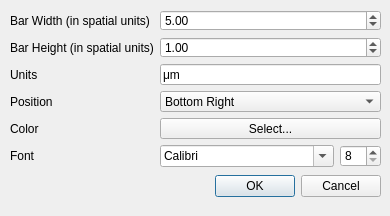
First picture: the form in scalebardialog.ui, repository VespucciProject/Vespucci, before the edit.
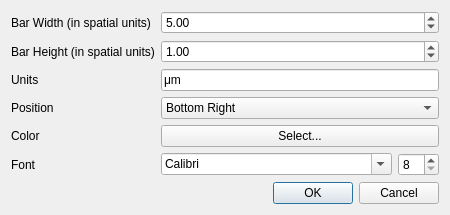
Second picture: the form after the edit.

Diff of the .ui file:
```diff
--- a/scalebardialog.ui
+++ b/scalebardialog.ui
@@ -7,41 +7,13 @@
     <x>0</x>
     <y>0</y>
     <width>390</width>
-    <height>216</height>
+    <height>202</height>
    </rect>
   </property>
   <property name="windowTitle">
    <string>Add Scale Bar</string>
   </property>
-  <widget class="QDialogButtonBox" name="buttonBox">
-   <property name="geometry">
-    <rect>
-     <x>40</x>
-     <y>170</y>
-     <width>341</width>
-     <height>32</height>
-    </rect>
-   </property>
-   <property name="orientation">
-    <enum>Qt::Horizontal</enum>
-   </property>
-   <property name="standardButtons">
-    <set>QDialogButtonBox::Cancel|QDialogButtonBox::Ok</set>
-   </property>
-  </widget>
-  <widget class="QWidget" name="formLayoutWidget">
-   <property name="geometry">
-    <rect>
-     <x>10</x>
-     <y>10</y>
-     <width>371</width>
-     <height>157</height>
-    </rect>
-   </property>
    <layout class="QFormLayout" name="formLayout">
-    <property name="fieldGrowthPolicy">
-     <enum>QFormLayout::AllNonFixedFieldsGrow</enum>
-    </property>
     <item row="0" column="0">
      <widget class="QLabel" name="label">
       <property name="text">
@@ -135,6 +107,13 @@
       </property>
      </widget>
     </item>
+   <item row="5" column="0">
+    <widget class="QLabel" name="label_6">
+     <property name="text">
+      <string>Font</string>
+     </property>
+    </widget>
+   </item>
     <item row="5" column="1">
      <layout class="QHBoxLayout" name="horizontalLayout">
       <item>
@@ -156,15 +135,17 @@
       </item>
      </layout>
     </item>
-    <item row="5" column="0">
-     <widget class="QLabel" name="label_6">
-      <property name="text">
-       <string>Font</string>
+   <item row="6" column="0" colspan="2">
+    <widget class="QDialogButtonBox" name="buttonBox">
+     <property name="orientation">
+      <enum>Qt::Horizontal</enum>
+     </property>
+     <property name="standardButtons">
+      <set>QDialogButtonBox::Cancel|QDialogButtonBox::Ok</set>
       </property>
      </widget>
     </item>
    </layout>
-  </widget>
  </widget>
  <resources/>
  <connections>
```
Lines whose indentation alone changed are shown as unchanged.
